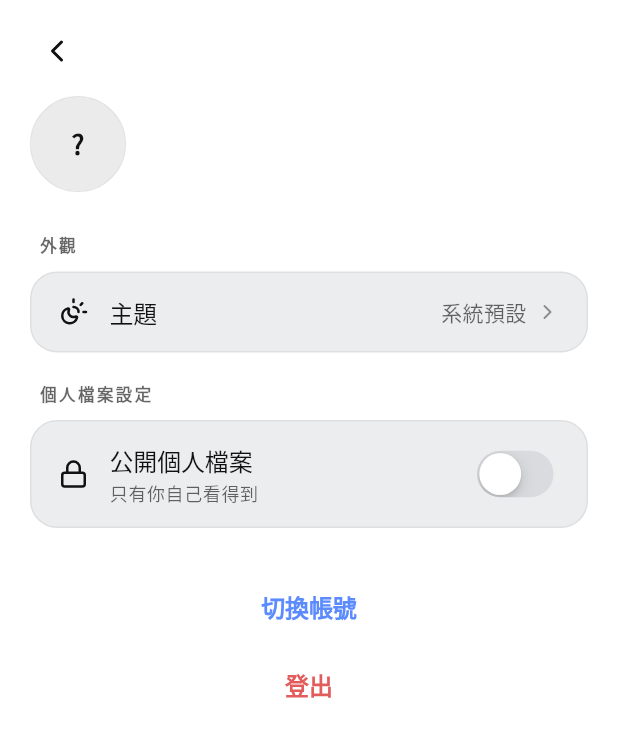
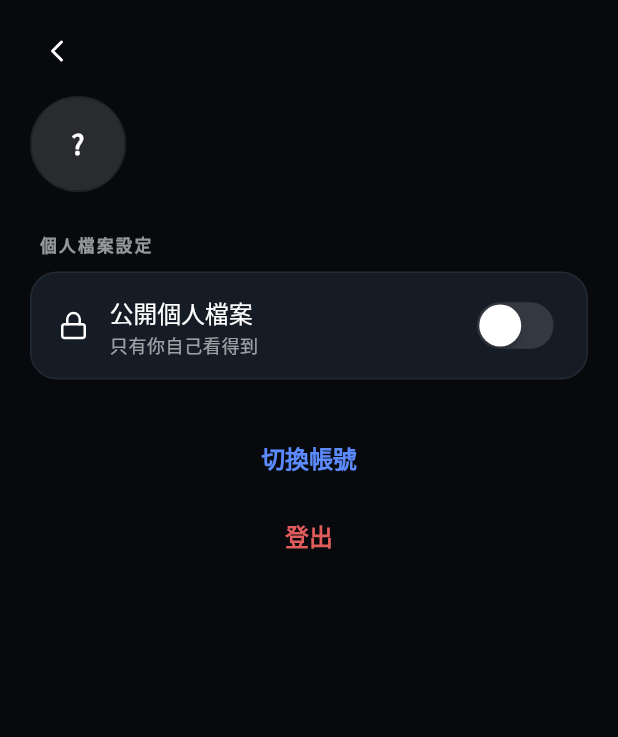
Before and after one commit to Chang-Shih-Yung/poster_app, a Flutter app: the ProfilePage screen opened by its route, on a phone screen of 412 x 824 dp. Shown: the top 737 px of the screen. Run offline on Flutter 3.47's test engine with Material 3 defaults, Android fonts, the phone set to English and light mode, and no system bars; drawn by our look-alikes of cached_network_image; our stand-ins replace flutter_riverpod, go_router, image_picker, lucide_icons_flutter, phosphor_flutter, sentry_flutter and 2 more; accounts and stored records are empty; network calls fail; statements that could not run were skipped.

Commit message:
feat(theme): lock app to dark mode, drop the 外觀 picker UI
Aesthetic decision: one mode, always dark — matches the editorial
poster vibe and the Spotify reference the user has been pointing at.
The existing day palette + theme_mode_notifier.dart plumbing stays
intact so a future "editorial white" mode can ship in one line, but
while there's only one aesthetic on offer we don't want a toggle
that suggests otherwise.

Changes:
- main.dart hardcodes `AppTheme.setDayMode(false)`; drops the
  themeModeProvider watch + osBrightness lookup.
- profile_page.dart drops the 外觀 section label + _ThemeModeRow
  class (~90 lines, including the CupertinoActionSheet picker).
- Cleans up newly-unused imports (theme_mode_notifier, Cupertino
  picker symbols).

Co-Authored-By: Claude Opus 4.7 (1M context) <noreply@anthropic.com>

```diff
--- a/lib/features/profile/profile_page.dart
+++ b/lib/features/profile/profile_page.dart
@@ -1,10 +1,5 @@
 import 'package:cached_network_image/cached_network_image.dart';
-import 'package:flutter/cupertino.dart'
-    show
-        CupertinoActionSheet,
-        CupertinoActionSheetAction,
-        CupertinoSwitch,
-        showCupertinoModalPopup;
+import 'package:flutter/cupertino.dart' show CupertinoSwitch;
 import 'package:flutter/material.dart';
 import 'package:flutter/services.dart';
 import 'package:flutter_riverpod/flutter_riverpod.dart';
@@ -12,7 +7,6 @@ import 'package:go_router/go_router.dart';
 import 'package:lucide_icons_flutter/lucide_icons.dart';
 
 import '../../core/theme/app_theme.dart';
-import '../../core/theme/theme_mode_notifier.dart';
 import '../../core/widgets/app_loader.dart';
 import '../../data/models/app_user.dart';
 import '../../data/providers/supabase_providers.dart';
@@ -84,10 +78,11 @@ class _SignedInView extends ConsumerWidget {
             onTap: () => context.push('/admin/tag-suggestions'),
           ),
         ],
-        const SizedBox(height: 20),
-        _SectionLabel(label: '外觀'),
-        const SizedBox(height: 10),
-        const _ThemeModeRow(),
+        // v19: 外觀 section removed. App is locked to dark mode —
+        // the theme_mode_notifier code stays put for future re-enable
+        // (e.g. if we ship a white editorial mode later) but users
+        // can no longer switch. Spotify-style: one aesthetic, no
+        // settings dial.
         const SizedBox(height: 20),
         _SectionLabel(label: '個人檔案設定'),
         const SizedBox(height: 10),
@@ -384,100 +379,6 @@ class _CardRow extends StatelessWidget {
   }
 }
 
-/// Theme row — tap the row to open a CupertinoActionSheet with
-/// 白天 / 夜晚 / 系統預設. Replaces the segmented pill (which looked
-/// like a browser form control). Matches the iOS Settings pattern.
-class _ThemeModeRow extends ConsumerWidget {
-  const _ThemeModeRow();
-
-  String _labelFor(AppThemeMode m) => switch (m) {
-        AppThemeMode.day => '白天',
-        AppThemeMode.night => '夜晚',
-        AppThemeMode.system => '系統預設',
-      };
-
-  IconData _iconFor(AppThemeMode m) => switch (m) {
-        AppThemeMode.day => LucideIcons.sun,
-        AppThemeMode.night => LucideIcons.moon,
-        AppThemeMode.system => LucideIcons.sunMoon,
-      };
-
-  @override
-  Widget build(BuildContext context, WidgetRef ref) {
-    final mode = ref.watch(themeModeProvider);
-    return Material(
-      color: AppTheme.surfaceRaised,
-      borderRadius: BorderRadius.circular(18),
-      child: InkWell(
-        onTap: () => _openSheet(context, ref),
-        borderRadius: BorderRadius.circular(18),
-        child: Container(
-          padding: const EdgeInsets.symmetric(horizontal: 18, vertical: 14),
-          decoration: BoxDecoration(
-            border: Border.all(color: AppTheme.line1),
-            borderRadius: BorderRadius.circular(18),
-          ),
-          child: Row(
-            children: [
-              Icon(_iconFor(mode), size: 20, color: AppTheme.text),
-              const SizedBox(width: 14),
-              Expanded(
-                child: Text(
-                  '主題',
-                  style: Theme.of(context).textTheme.titleMedium?.copyWith(
-                        fontWeight: FontWeight.w500,
-                      ),
-                ),
-              ),
-              Text(
-                _labelFor(mode),
-                style: Theme.of(context).textTheme.bodyMedium?.copyWith(
-                      color: AppTheme.textMute,
-                    ),
-              ),
-              const SizedBox(width: 6),
-              Icon(LucideIcons.chevronRight,
-                  size: 16, color: AppTheme.textFaint),
-            ],
-          ),
-        ),
-      ),
-    );
-  }
-
-  Future<void> _openSheet(BuildContext context, WidgetRef ref) async {
-    HapticFeedback.selectionClick();
-    // NotoSansTC override — Cupertino widgets default to SF Pro and
-    // tofu CJK on first paint without this.
-    const font = TextStyle(fontFamily: 'NotoSansTC');
-    final current = ref.read(themeModeProvider);
-    final picked = await showCupertinoModalPopup<AppThemeMode>(
-      context: context,
-      builder: (ctx) => DefaultTextStyle.merge(
-        style: font,
-        child: CupertinoActionSheet(
-          title: const Text('主題', style: font),
-          actions: [
-            for (final m in AppThemeMode.values)
-              CupertinoActionSheetAction(
-                onPressed: () => Navigator.of(ctx).pop(m),
-                isDefaultAction: m == current,
-                child: Text(_labelFor(m), style: font),
-              ),
-          ],
-          cancelButton: CupertinoActionSheetAction(
-            onPressed: () => Navigator.of(ctx).pop(),
-            child: const Text('取消', style: font),
-          ),
-        ),
-      ),
-    );
-    if (picked != null) {
-      await ref.read(themeModeProvider.notifier).setMode(picked);
-    }
-  }
-}
-
 class _PrivacyToggle extends ConsumerStatefulWidget {
   const _PrivacyToggle({required this.profile});
   final AppUser? profile;
```
Also changed, not shown: lib/main.dart (+5 -12 lines).
